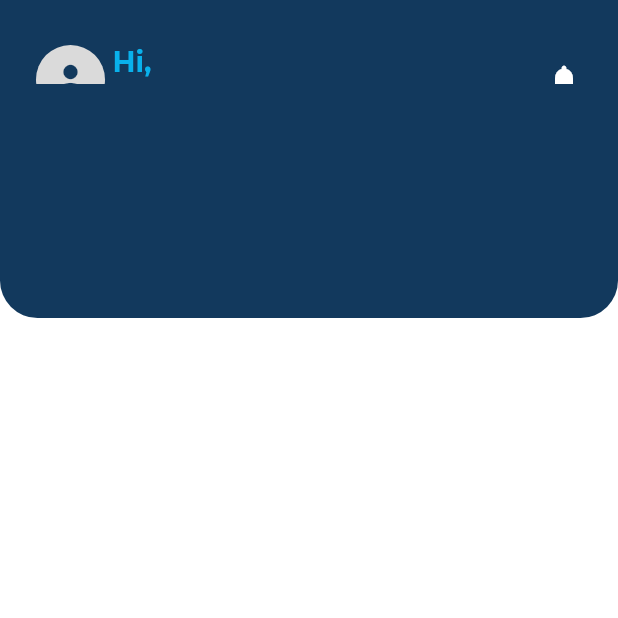
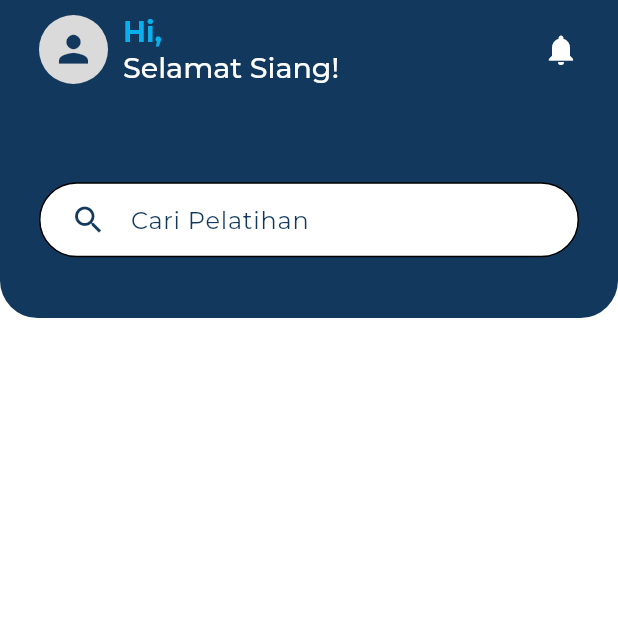
Before and after one commit to Megane-Team/aerolearn_app, a Flutter app: the screen it shows after launch, on a phone screen of 412 x 824 dp, the top half of it. Run offline on Flutter 3.47's test engine with Material 3 defaults, Android fonts, the phone set to English and light mode, and no system bars; our stand-ins replace flutter_dash, go_router, google_fonts, table_calendar, wtf_sliding_sheet; missing offline and left inert: flutter_datetime_format.

Commit message:
UI/beranda:AppBar

```diff
--- a/lib/constant/themes.dart
+++ b/lib/constant/themes.dart
@@ -6,8 +6,8 @@ final ThemeData mainTheme = ThemeData(
   useMaterial3: true,
   colorScheme: const ColorScheme(
       brightness: Brightness.light,
-      primary: Colors.white,
-      onPrimary: Colors.black,
+      primary: Colors.black,
+      onPrimary: Colors.white,
       secondary: Colors.white,
       onSecondary: Colors.black,
       error: Colors.red,
--- a/lib/page/beranda.dart
+++ b/lib/page/beranda.dart
@@ -1,4 +1,6 @@
 import 'package:flutter/material.dart';
+import 'package:aerolearn/utils/greetings.dart';
+import 'package:go_router/go_router.dart';
 
 class Beranda extends StatefulWidget {
   const Beranda({super.key});
@@ -20,28 +22,32 @@ class _BerandaState extends State<Beranda> {
             child: AppBar(
               backgroundColor: const Color(0xFF12395D),
               elevation: 0,
-              title: const Padding(
-                padding: EdgeInsets.all(8.0),
-                child: Column(
+              title: Padding(
+                padding: const EdgeInsets.only(
+                    top: 20, bottom: 10, left: 10, right: 10),
+                child: Row(
                   children: [
-                    SizedBox(
-                      height: 50,
-                    ),
-                     Row(
-                      children: [
-                        CircleAvatar(
+                    InkWell(
+                      onTap: () {
+                        context.go('/profile');
+                      },
+                      child: const CircleAvatar(
                         radius: 23,
                         backgroundColor: Color(0xffDADADA),
-                          child: Icon(Icons.person,
-                              size: 29, color: Color(0xff12395D)),
+                        child: Icon(
+                          Icons.person,
+                          size: 29,
+                          color: Color(0xff12395D),
                         ),
-                        SizedBox(
-                          width: 5,
+                      ),
+                    ),
+                    const SizedBox(
+                      width: 10,
                     ),
                     Column(
                       crossAxisAlignment: CrossAxisAlignment.start,
                       children: [
-                            Text(
+                        const Text(
                           'Hi, ',
                           style: TextStyle(
                               fontSize: 19,
@@ -49,23 +55,47 @@ class _BerandaState extends State<Beranda> {
                               color: Color(0xFF09B1EC)),
                         ),
                         Text(
-                              'Selamat siang!',
-                              style: TextStyle(
+                          getGreeting(),
+                          style: const TextStyle(
                               fontSize: 19,
                               fontWeight: FontWeight.w500,
                               color: Colors.white),
                         ),
                       ],
                     ),
-                        Spacer(),
-                        Icon(
+                    const Spacer(),
+                    const Icon(
                       Icons.notifications,
                       color: Colors.white,
                     ),
                   ],
                 ),
+              ),
+              flexibleSpace: Column(
+                mainAxisAlignment: MainAxisAlignment.center,
+                children: [
+                  const Spacer(flex: 3),
+                  Container(
+                    width: 360,
+                    padding: const EdgeInsets.symmetric(horizontal: 20.0),
+                    decoration: BoxDecoration(
+                      color: Colors.white,
+                      border: Border.all(color: Colors.black),
+                      borderRadius: BorderRadius.circular(25.0),
+                    ),
+                    child: const TextField(
+                      decoration: InputDecoration(
+                        icon: Icon(Icons.search, color: Color(0xff12395D)),
+                        hintText: 'Cari Pelatihan',
+                        hintStyle: TextStyle(
+                          color: Color(0xff12395D),
+                        ),
+                        border: InputBorder.none,
+                      ),
+                    ),
+                  ),
+                  const Spacer(flex: 1),
                 ],
-                ),
               ),
             ),
           )),
--- a/lib/router.dart
+++ b/lib/router.dart
@@ -9,12 +9,54 @@ import 'package:aerolearn/page/beranda.dart';
 
 final router = GoRouter(
   routes: [
-    GoRoute(path: "/login", builder: (context, state) => const Login()),
-    GoRoute(path: "/profile", builder: (context, state) => const Profile()),
-    GoRoute(path: "/notification", builder: (context, state) => const Notification()),
-    GoRoute(path: "/schedule", builder: (context, state) => const Schedule()),
-    GoRoute(path: "/progress", builder: (context, state) => const Progress()),
-    GoRoute(path: '/history', builder: (context, state) => const History()),
-    GoRoute(path: "/", builder: (context, state) => const Beranda()),
+    GoRoute(
+      path: "/login",
+      pageBuilder: (context, state) => NoTransitionPage(
+        key: state.pageKey,
+        child: const Login(),
+      ),
+    ),
+    GoRoute(
+      path: "/profile",
+      pageBuilder: (context, state) => NoTransitionPage(
+        key: state.pageKey,
+        child: const Profile(),
+      ),
+    ),
+    GoRoute(
+      path: "/notification",
+      pageBuilder: (context, state) => NoTransitionPage(
+        key: state.pageKey,
+        child: const NotificationPage(),
+      ),
+    ),
+    GoRoute(
+      path: "/schedule",
+      pageBuilder: (context, state) => NoTransitionPage(
+        key: state.pageKey,
+        child: const Schedule(),
+      ),
+    ),
+    GoRoute(
+      path: "/progress",
+      pageBuilder: (context, state) => NoTransitionPage(
+        key: state.pageKey,
+        child: const Progress(),
+      ),
+    ),
+    GoRoute(
+      path: "/history",
+      pageBuilder: (context, state) => NoTransitionPage(
+        key: state.pageKey,
+        child: const History(),
+      ),
+    ),
+    GoRoute(
+      path: "/",
+      pageBuilder: (context, state) => NoTransitionPage(
+        key: state.pageKey,
+        child: const Beranda(),
+      ),
+    ),
   ],
 );
--- /dev/null
+++ b/lib/utils/greetings.dart
@@ -0,0 +1,13 @@
+String getGreeting() {
+  final hour = DateTime.now().hour;
+
+  if (hour >= 4 && hour < 10) {
+    return 'Selamat Pagi';
+  } else if (hour >= 10 && hour < 14) {
+    return 'Selamat Siang!';
+  } else if (hour >= 14 && hour < 18) {
+    return 'Selamat Sore!';
+  } else {
+    return 'Selamat Malam!';
+  }
+}
```
Also changed, not shown: lib/page/sub_page/notification.dart (+4 -4 lines), lib/page/sub_page/profile.dart (+12 -22 lines), 1 other file. Lines whose indentation alone changed are shown as unchanged.
